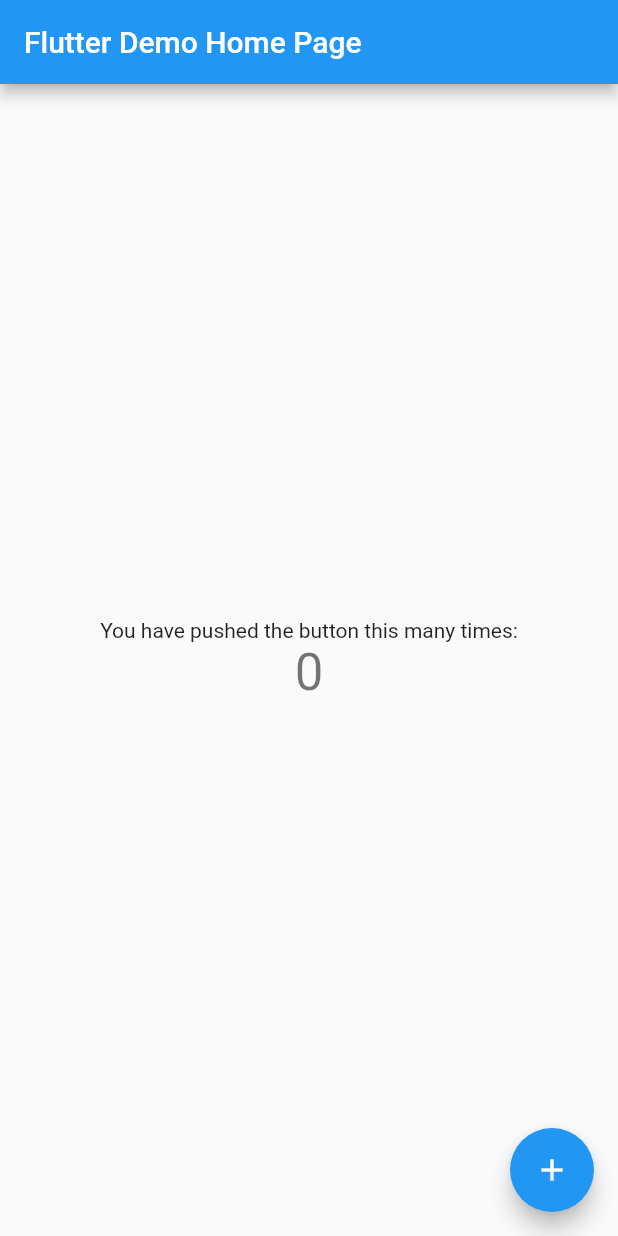
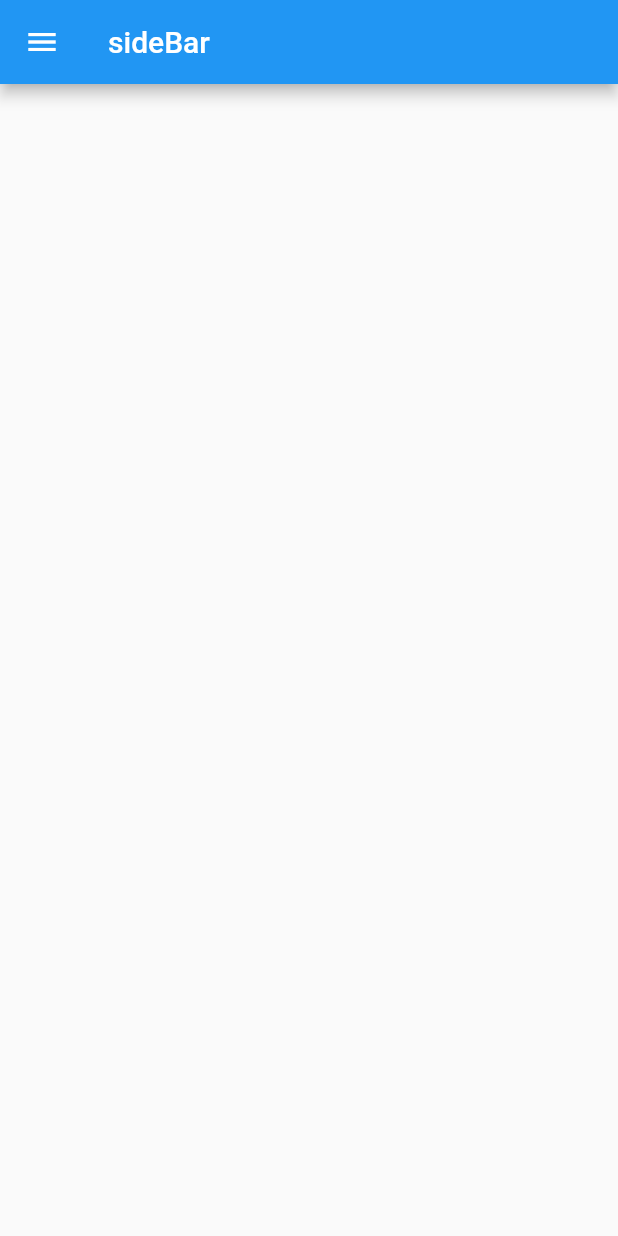
Before and after one commit to joel790/it_bed_4th_flutter_lab_code, a Flutter app: the screen it shows after launch, on a phone screen of 412 x 824 dp. Run offline on Flutter 3.47's test engine with Material 2 defaults, Android fonts, the phone set to English and light mode, and no system bars; missing offline and left inert: side_bar.

Commit message:
Update main.dart

```diff
--- a/lib/main.dart
+++ b/lib/main.dart
@@ -1,27 +1,18 @@
 import 'package:flutter/material.dart';
+import 'package:side_bar/NaveBar.dart';
 
 void main() {
   runApp(const MyApp());
 }
 
 class MyApp extends StatelessWidget {
-  const MyApp({Key? key}) : super(key: key);
+  const MyApp({super.key});
 
-  // This widget is the root of your application.
   @override
   Widget build(BuildContext context) {
     return MaterialApp(
-      title: 'Flutter Demo',
+      title: 'sidebar',
       theme: ThemeData(
-        // This is the theme of your application.
-        //
-        // Try running your application with "flutter run". You'll see the
-        // application has a blue toolbar. Then, without quitting the app, try
-        // changing the primarySwatch below to Colors.green and then invoke
-        // "hot reload" (press "r" in the console where you ran "flutter run",
-        // or simply save your changes to "hot reload" in a Flutter IDE).
-        // Notice that the counter didn't reset back to zero; the application
-        // is not restarted.
         primarySwatch: Colors.blue,
       ),
       home: const MyHomePage(title: 'Flutter Demo Home Page'),
@@ -30,16 +21,7 @@
 }
 
 class MyHomePage extends StatefulWidget {
-  const MyHomePage({Key? key, required this.title}) : super(key: key);
-
-  // This widget is the home page of your application. It is stateful, meaning
-  // that it has a State object (defined below) that contains fields that affect
-  // how it looks.
-
-  // This class is the configuration for the state. It holds the values (in this
-  // case the title) provided by the parent (in this case the App widget) and
-  // used by the build method of the State. Fields in a Widget subclass are
-  // always marked "final".
+  const MyHomePage({super.key, required this.title});
 
   final String title;
 
@@ -48,68 +30,14 @@
 }
 
 class _MyHomePageState extends State<MyHomePage> {
-  int _counter = 0;
-
-  void _incrementCounter() {
-    setState(() {
-      // This call to setState tells the Flutter framework that something has
-      // changed in this State, which causes it to rerun the build method below
-      // so that the display can reflect the updated values. If we changed
-      // _counter without calling setState(), then the build method would not be
-      // called again, and so nothing would appear to happen.
-      _counter++;
-    });
-  }
-
   @override
   Widget build(BuildContext context) {
-    // This method is rerun every time setState is called, for instance as done
-    // by the _incrementCounter method above.
-    //
-    // The Flutter framework has been optimized to make rerunning build methods
-    // fast, so that you can just rebuild anything that needs updating rather
-    // than having to individually change instances of widgets.
     return Scaffold(
+      drawer: naveBar(),
       appBar: AppBar(
-        // Here we take the value from the MyHomePage object that was created by
-        // the App.build method, and use it to set our appbar title.
-        title: Text(widget.title),
+        title: Text('sideBar'),
       ),
-      body: Center(
-        // Center is a layout widget. It takes a single child and positions it
-        // in the middle of the parent.
-        child: Column(
-          // Column is also a layout widget. It takes a list of children and
-          // arranges them vertically. By default, it sizes itself to fit its
-          // children horizontally, and tries to be as tall as its parent.
-          //
-          // Invoke "debug painting" (press "p" in the console, choose the
-          // "Toggle Debug Paint" action from the Flutter Inspector in Android
-          // Studio, or the "Toggle Debug Paint" command in Visual Studio Code)
-          // to see the wireframe for each widget.
-          //
-          // Column has various properties to control how it sizes itself and
-          // how it positions its children. Here we use mainAxisAlignment to
-          // center the children vertically; the main axis here is the vertical
-          // axis because Columns are vertical (the cross axis would be
-          // horizontal).
-          mainAxisAlignment: MainAxisAlignment.center,
-          children: <Widget>[
-            const Text(
-              'You have pushed the button this many times:',
-            ),
-            Text(
-              '$_counter',
-              style: Theme.of(context).textTheme.headline4,
-            ),
-          ],
-        ),
-      ),
-      floatingActionButton: FloatingActionButton(
-        onPressed: _incrementCounter,
-        tooltip: 'Increment',
-        child: const Icon(Icons.add),
-      ), // This trailing comma makes auto-formatting nicer for build methods.
+      body: Center(),
     );
   }
 }
```
